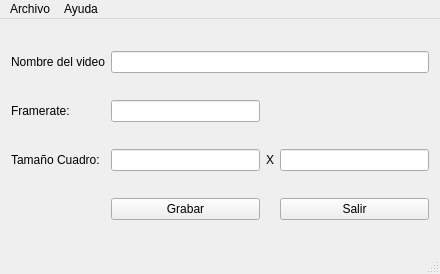
The window that recvideo.ui (GLUD/screencastglud) describes before a commit, drawn with Qt 5.
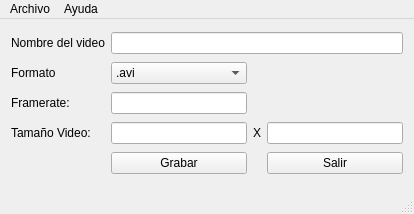
The same window after the commit.

Commit message: Adición de formato .mkv para la grabación de video

```diff
--- a/recvideo.ui
+++ b/recvideo.ui
@@ -6,8 +6,8 @@
    <rect>
     <x>0</x>
     <y>0</y>
-    <width>440</width>
-    <height>274</height>
+    <width>414</width>
+    <height>214</height>
    </rect>
   </property>
   <property name="sizePolicy">
@@ -38,43 +38,64 @@
      <widget class="QLineEdit" name="namevideo"/>
     </item>
     <item row="1" column="0">
+     <widget class="QLabel" name="label_5">
+      <property name="text">
+       <string>Formato</string>
+      </property>
+     </widget>
+    </item>
+    <item row="1" column="1">
+     <widget class="QComboBox" name="comboBox">
+      <item>
+       <property name="text">
+        <string>.avi</string>
+       </property>
+      </item>
+      <item>
+       <property name="text">
+        <string>.mkv</string>
+       </property>
+      </item>
+     </widget>
+    </item>
+    <item row="2" column="0">
      <widget class="QLabel" name="label_2">
       <property name="text">
        <string>Framerate:</string>
       </property>
      </widget>
     </item>
-    <item row="1" column="1">
+    <item row="2" column="1">
      <widget class="QLineEdit" name="framerate"/>
     </item>
-    <item row="2" column="0">
+    <item row="3" column="0">
      <widget class="QLabel" name="label_3">
       <property name="text">
-       <string>Tamaño Cuadro:</string>
+       <string>Tamaño Video:</string>
       </property>
      </widget>
     </item>
-    <item row="2" column="1">
+    <item row="3" column="1">
      <widget class="QLineEdit" name="ancho"/>
     </item>
-    <item row="2" column="2">
+    <item row="3" column="2">
      <widget class="QLabel" name="label_4">
       <property name="text">
        <string>X</string>
       </property>
      </widget>
     </item>
-    <item row="2" column="3">
+    <item row="3" column="3">
      <widget class="QLineEdit" name="alto"/>
     </item>
-    <item row="3" column="1">
+    <item row="4" column="1">
      <widget class="QPushButton" name="pushButton">
       <property name="text">
        <string>Grabar</string>
       </property>
      </widget>
     </item>
-    <item row="3" column="3">
+    <item row="4" column="3">
      <widget class="QPushButton" name="pushButton_2">
       <property name="text">
        <string>Salir</string>
@@ -88,7 +109,7 @@
     <rect>
      <x>0</x>
      <y>0</y>
-     <width>440</width>
+     <width>414</width>
      <height>23</height>
     </rect>
    </property>
```
Left out of the diff: 1 changed line with no effect on the pictures. The commit also changes 2 other files.
